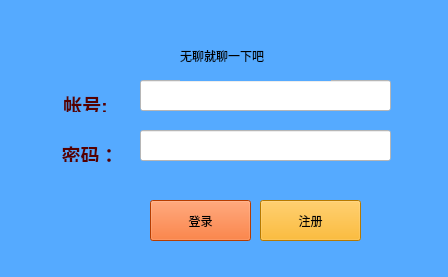
Qt form mainwindow.ui (mrbian/CS-Wuliao) before a commit.
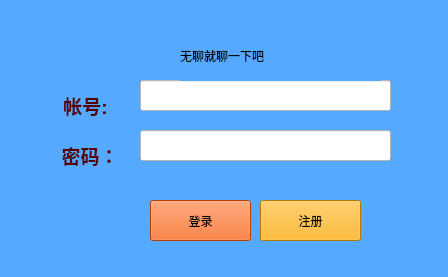
The same form after that commit. Icons and pictures are not drawn.

What changed in the file:
```diff
--- a/mainwindow.ui
+++ b/mainwindow.ui
@@ -66,7 +66,7 @@
       <x>60</x>
       <y>90</y>
       <width>51</width>
-      <height>22</height>
+      <height>31</height>
      </rect>
     </property>
     <property name="styleSheet">
@@ -86,7 +86,7 @@
       <x>60</x>
       <y>140</y>
       <width>60</width>
-      <height>22</height>
+      <height>31</height>
      </rect>
     </property>
     <property name="styleSheet">
@@ -147,7 +147,7 @@
      <rect>
       <x>180</x>
       <y>30</y>
-      <width>151</width>
+      <width>201</width>
       <height>51</height>
      </rect>
     </property>
```
